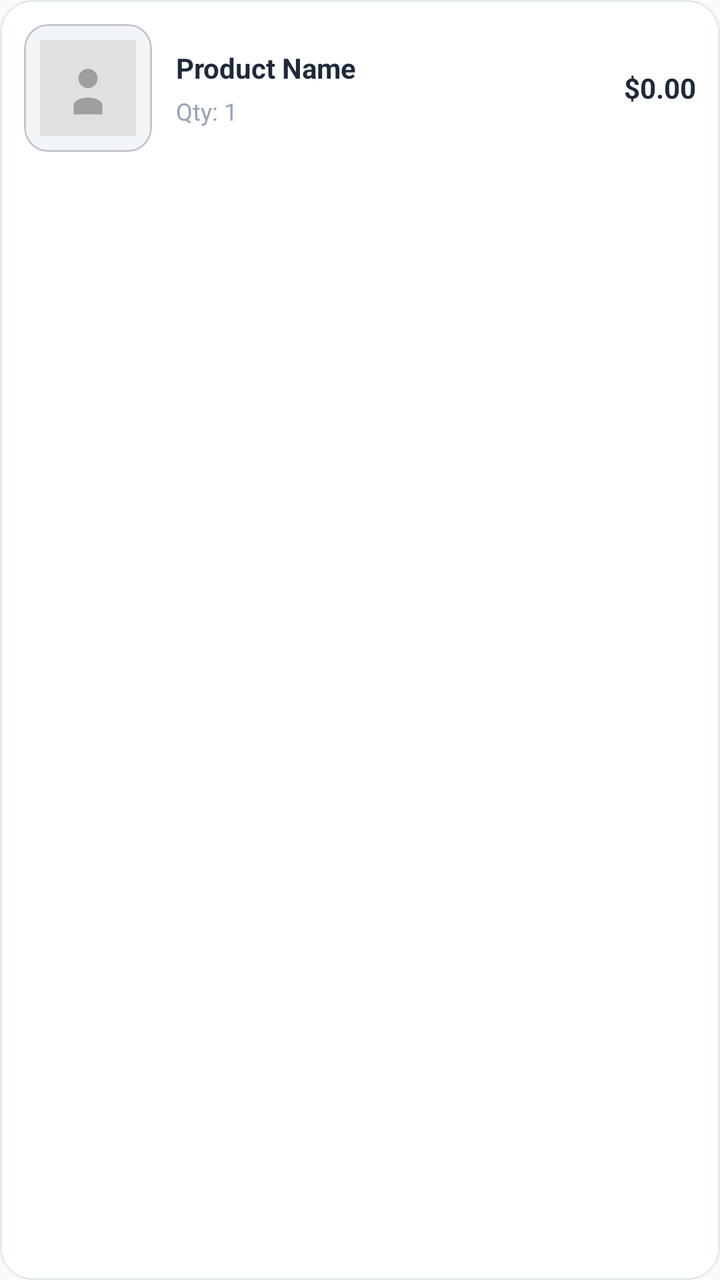
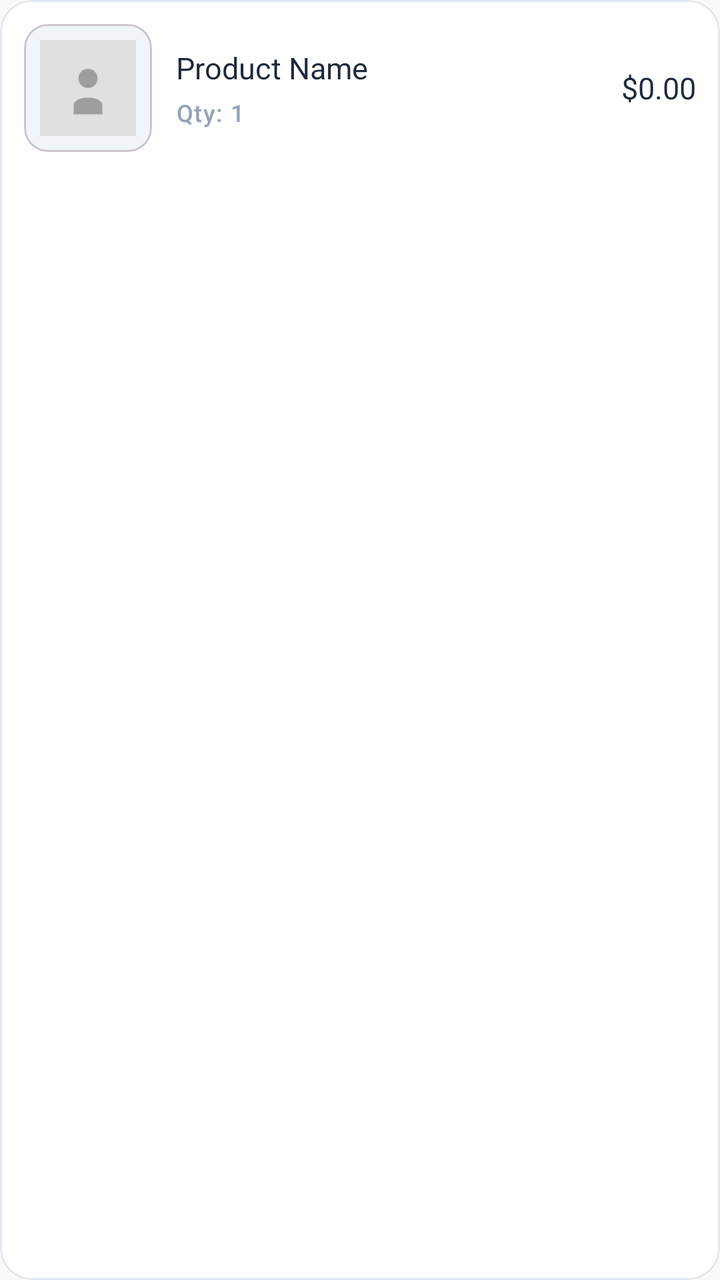

The first picture is an Android layout as it rendered before a commit; the second is the same layout after the commit. The layout source and the unified diff follow.
<!-- AndroidManifest.xml: application theme Theme.BeckieDealApp -->
<!-- res/layout/item_order_detail_product.xml -->
﻿<?xml version="1.0" encoding="utf-8"?>

<com.google.android.material.card.MaterialCardView
    xmlns:android="http://schemas.android.com/apk/res/android"
    xmlns:app="http://schemas.android.com/apk/res-auto"
    android:layout_width="match_parent"
    android:layout_height="wrap_content"
    android:layout_marginBottom="10dp"
    app:cardCornerRadius="16dp"
    app:cardElevation="0dp"
    app:strokeWidth="1dp"
    app:strokeColor="@color/border_color"
    app:cardBackgroundColor="@color/surface">

    <LinearLayout
        android:layout_width="match_parent"
        android:layout_height="wrap_content"
        android:orientation="horizontal"
        android:padding="12dp"
        android:gravity="center_vertical">

        
        <com.google.android.material.card.MaterialCardView
            android:layout_width="64dp"
            android:layout_height="64dp"
            app:cardCornerRadius="12dp"
            app:cardElevation="0dp"
            app:cardBackgroundColor="@color/card_bg_secondary">

            <ImageView
                android:id="@+id/orderItemImage"
                android:layout_width="match_parent"
                android:layout_height="match_parent"
                android:scaleType="centerInside"
                android:padding="8dp"
                android:src="@drawable/placeholder_image" />

        </com.google.android.material.card.MaterialCardView>

        
        <LinearLayout
            android:layout_width="0dp"
            android:layout_height="wrap_content"
            android:layout_weight="1"
            android:orientation="vertical"
            android:layout_marginStart="12dp">

            <TextView
                android:id="@+id/orderItemName"
                android:layout_width="match_parent"
                android:layout_height="wrap_content"
                android:text="Product Name"
                android:textColor="@color/text_primary"
                android:textSize="@dimen/text_size_body"
                android:textStyle="bold"
                android:maxLines="2"
                android:ellipsize="end" />

            <TextView
                android:id="@+id/orderItemQuantity"
                android:layout_width="wrap_content"
                android:layout_height="wrap_content"
                android:layout_marginTop="4dp"
                android:text="Qty: 1"
                android:textColor="@color/text_muted"
                android:textSize="@dimen/text_size_caption" />

        </LinearLayout>

        
        <TextView
            android:id="@+id/orderItemPrice"
            android:layout_width="wrap_content"
            android:layout_height="wrap_content"
            android:text="$0.00"
            android:textColor="@color/text_primary"
            android:textSize="@dimen/text_size_body"
            android:textStyle="bold" />

    </LinearLayout>

</com.google.android.material.card.MaterialCardView>
<!-- resources referenced by this layout -->
<resources>
  <dimen name="text_size_body">13sp</dimen>
  <dimen name="text_size_caption">11sp</dimen>
  <style name="Base.Theme.BeckieDealApp" parent="Theme.Material3.DayNight.NoActionBar">
          <item name="colorPrimary">@color/primary</item>
          <item name="colorOnPrimary">@color/on_primary</item>
          <item name="colorPrimaryContainer">@color/primary_container</item>
          <item name="colorOnPrimaryContainer">@color/on_primary_container</item>
          <item name="android:windowBackground">@color/background</item>
          <item name="colorSurface">@color/surface</item>
          <item name="colorOnSurface">@color/on_surface</item>
          
          <item name="bottomNavigationStyle">@style/Widget.App.BottomNavigationView</item>
      </style>
  <style name="Widget.App.Button" parent="Widget.Material3.Button">
          <item name="shapeAppearance">@style/ShapeAppearance.App.Button.Pill</item>
      </style>
  <color name="background">#F8FAFC</color>
  <!-- unchanged entries left out for length: 17 -->
</resources>

<!-- the commit's change to res/layout/item_order_detail_product.xml (unified diff, before → after) -->
@@ -50,9 +50,7 @@
                 android:layout_width="match_parent"
                 android:layout_height="wrap_content"
                 android:text="Product Name"
-                android:textColor="@color/text_primary"
-                android:textSize="@dimen/text_size_body"
-                android:textStyle="bold"
+                android:textAppearance="@style/TextAppearance.App.CardProductName"
                 android:maxLines="2"
                 android:ellipsize="end" />
 
@@ -62,8 +60,9 @@
                 android:layout_height="wrap_content"
                 android:layout_marginTop="4dp"
                 android:text="Qty: 1"
-                android:textColor="@color/text_muted"
-                android:textSize="@dimen/text_size_caption" />
+                android:textAppearance="@style/TextAppearance.App.Label"
+                android:textAllCaps="false"
+                android:textColor="@color/text_muted" />
 
         </LinearLayout>
 
@@ -73,9 +72,7 @@
             android:layout_width="wrap_content"
             android:layout_height="wrap_content"
             android:text="$0.00"
-            android:textColor="@color/text_primary"
-            android:textSize="@dimen/text_size_body"
-            android:textStyle="bold" />
+            android:textAppearance="@style/TextAppearance.App.CardPrice" />
 
     </LinearLayout>
 
<!-- resource entries referenced after the edit -->
@@ -1,7 +1,25 @@
 <!-- resources referenced by this layout -->
 <resources>
-  <dimen name="text_size_body">13sp</dimen>
-  <dimen name="text_size_caption">11sp</dimen>
+  <style name="TextAppearance.App.CardPrice" parent="TextAppearance.Material3.BodyLarge">
+          <item name="android:fontFamily">@font/synonym_semibold</item>
+          <item name="android:textSize">15sp</item>
+          <item name="android:letterSpacing">0</item>
+          <item name="android:textColor">@color/text_primary</item>
+      </style>
+  <style name="TextAppearance.App.CardProductName" parent="TextAppearance.Material3.BodyLarge">
+          <item name="android:fontFamily">@font/synonym_medium</item>
+          <item name="android:textSize">15sp</item>
+          <item name="android:letterSpacing">0</item>
+          <item name="android:textColor">@color/text_primary</item>
+      </style>
+  <style name="TextAppearance.App.Label" parent="TextAppearance.Material3.LabelMedium">
+          <item name="android:fontFamily">@font/synonym_medium</item>
+          <item name="android:textSize">12sp</item>
+          <item name="android:letterSpacing">0.04</item>
+          <item name="android:textAllCaps">true</item>
+          <item name="android:textColor">@color/text_secondary</item>
+      </style>
+  <color name="text_secondary">#64748B</color>
   <style name="Base.Theme.BeckieDealApp" parent="Theme.Material3.DayNight.NoActionBar">
           <item name="colorPrimary">@color/primary</item>
           <item name="colorOnPrimary">@color/on_primary</item>
@@ -11,12 +29,68 @@
           <item name="colorSurface">@color/surface</item>
           <item name="colorOnSurface">@color/on_surface</item>
           
+          
+          <item name="textAppearanceHeadlineMedium">@style/TextAppearance.App.ScreenTitle</item>
+          <item name="textAppearanceHeadlineSmall">@style/TextAppearance.App.ProductName</item>
+          <item name="textAppearanceTitleLarge">@style/TextAppearance.App.PriceHero</item>
+          <item name="textAppearanceTitleMedium">@style/TextAppearance.App.SectionHeader</item>
+          <item name="textAppearanceBodyLarge">@style/TextAppearance.App.CardProductName</item>
+          <item name="textAppearanceBodyMedium">@style/TextAppearance.App.Body</item>
+          <item name="textAppearanceBodySmall">@style/TextAppearance.App.Specs</item>
+          <item name="textAppearanceLabelMedium">@style/TextAppearance.App.Label</item>
+          <item name="textAppearanceLabelLarge">@style/TextAppearance.App.Button</item>
+          
           <item name="bottomNavigationStyle">@style/Widget.App.BottomNavigationView</item>
       </style>
   <style name="Widget.App.Button" parent="Widget.Material3.Button">
           <item name="shapeAppearance">@style/ShapeAppearance.App.Button.Pill</item>
+          <item name="android:textAppearance">@style/TextAppearance.App.Button</item>
       </style>
-  <color name="background">#F8FAFC</color>
+  <color name="background">#F9F9F7</color>
+  <style name="TextAppearance.App.ScreenTitle" parent="TextAppearance.Material3.HeadlineMedium">
+          <item name="android:fontFamily">@font/amulya_bold</item>
+          <item name="android:textSize">28sp</item>
+          <item name="android:letterSpacing">-0.02</item>
+          <item name="android:textColor">@color/text_primary</item>
+      </style>
+  <style name="TextAppearance.App.ProductName" parent="TextAppearance.Material3.HeadlineSmall">
+          <item name="android:fontFamily">@font/amulya_bold</item>
+          <item name="android:textSize">24sp</item>
+          <item name="android:letterSpacing">-0.02</item>
+          <item name="android:textColor">@color/text_primary</item>
+      </style>
+  <style name="TextAppearance.App.PriceHero" parent="TextAppearance.Material3.TitleLarge">
+          <item name="android:fontFamily">@font/amulya_bold</item>
+          <item name="android:textSize">22sp</item>
+          <item name="android:letterSpacing">-0.01</item>
+          <item name="android:textColor">@color/text_primary</item>
+      </style>
+  <style name="TextAppearance.App.SectionHeader" parent="TextAppearance.Material3.TitleMedium">
+          <item name="android:fontFamily">@font/amulya_bold</item>
+          <item name="android:textSize">18sp</item>
+          <item name="android:letterSpacing">-0.01</item>
+          <item name="android:textColor">@color/text_primary</item>
+      </style>
+  <style name="TextAppearance.App.Body" parent="TextAppearance.Material3.BodyMedium">
+          <item name="android:fontFamily">@font/synonym_regular</item>
+          <item name="android:textSize">15sp</item>
+          <item name="android:letterSpacing">0</item>
+          <item name="android:lineSpacingMultiplier">1.6</item>
+          <item name="android:textColor">@color/text_secondary</item>
+      </style>
+  <style name="TextAppearance.App.Specs" parent="TextAppearance.Material3.BodySmall">
+          <item name="android:fontFamily">@font/synonym_regular</item>
+          <item name="android:textSize">14sp</item>
+          <item name="android:letterSpacing">0</item>
+          <item name="android:lineSpacingMultiplier">1.5</item>
+          <item name="android:textColor">@color/text_secondary</item>
+      </style>
+  <style name="TextAppearance.App.Button" parent="TextAppearance.Material3.LabelLarge">
+          <item name="android:fontFamily">@font/synonym_semibold</item>
+          <item name="android:textSize">15sp</item>
+          <item name="android:letterSpacing">0.01</item>
+          <item name="android:textAllCaps">false</item>
+      </style>
   <!-- unchanged entries left out for length: 17 -->
 </resources>
 
